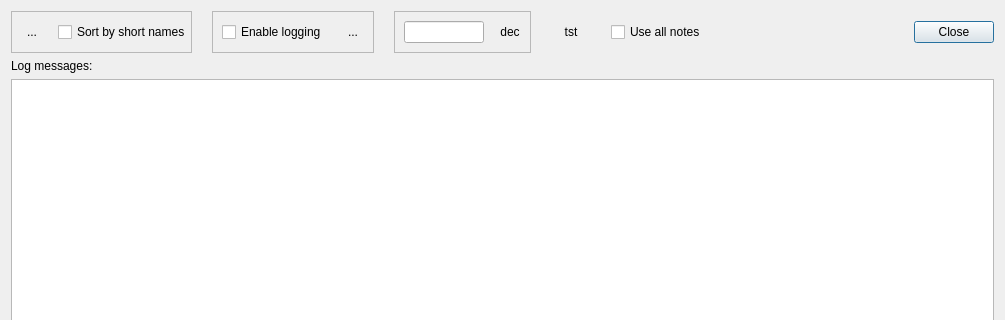
Old version of the form src/Debug.ui in the repository mciobanu/mp3diags; both pictures show x 0 to 1005 and y 0 to 320 of the 1005 by 638 pixel window.
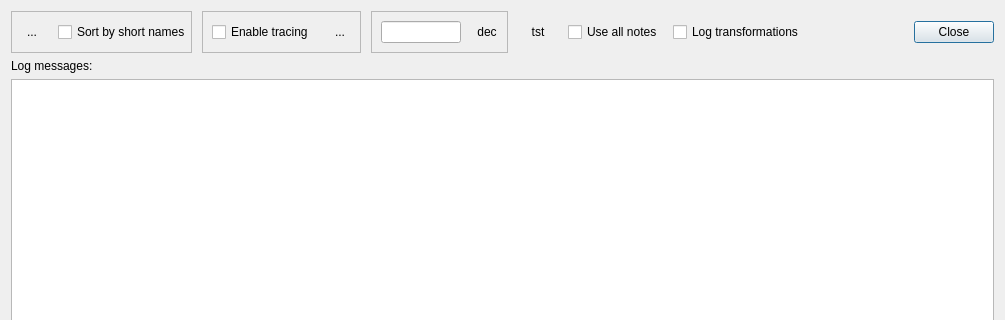
New version of the form. Icons and pictures are not drawn.

Commit message: 002 fixed aboutDlg, tracing, small fonts, misc

The edit to the form file:
```diff
--- a/src/Debug.ui
+++ b/src/Debug.ui
@@ -23,7 +23,7 @@
      </property>
      <layout class="QHBoxLayout" >
       <property name="spacing" >
-       <number>20</number>
+       <number>10</number>
       </property>
       <property name="leftMargin" >
        <number>0</number>
@@ -129,7 +129,7 @@
          <item>
           <widget class="QCheckBox" name="m_pEnableLoggingCkB" >
            <property name="text" >
-            <string>Enable logging</string>
+            <string>Enable tracing</string>
            </property>
           </widget>
          </item>
@@ -291,6 +291,13 @@
         </property>
        </widget>
       </item>
+      <item>
+       <widget class="QCheckBox" name="m_pLogTransfCkB" >
+        <property name="text" >
+         <string>Log transformations</string>
+        </property>
+       </widget>
+      </item>
       <item>
        <spacer>
         <property name="orientation" >
```
Left out of the diff: 4 changed lines with no effect on the pictures. The commit also changes 118 other files.
